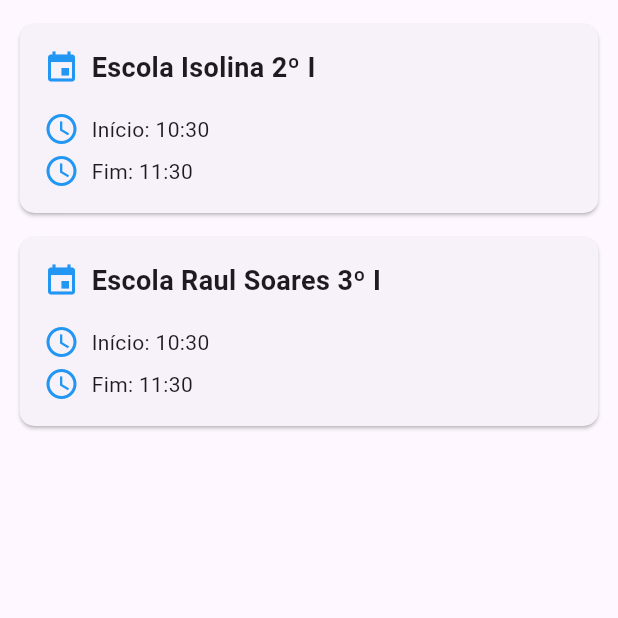
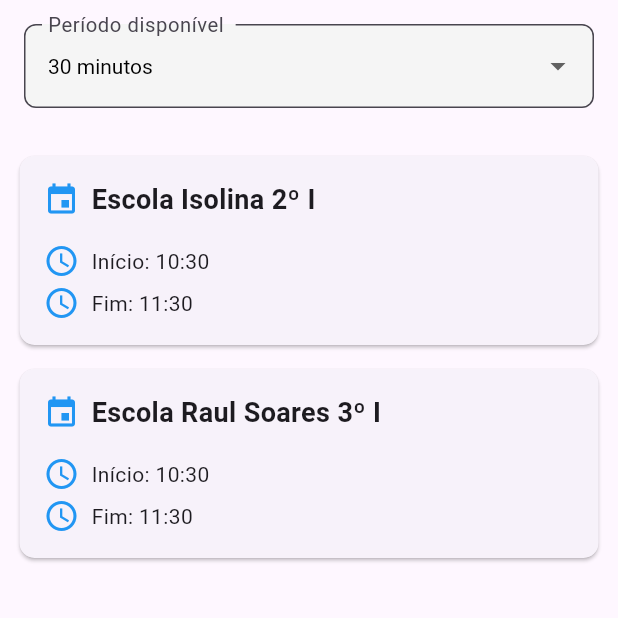
Before and after one commit to TalissonMelo/planorama-mobile, a Flutter app: the AvailableTime screen opened directly, on a phone screen of 412 x 824 dp, the top half of it. Run offline on Flutter 3.47's test engine with Material 3 defaults, Android fonts, the phone set to English and light mode, and no system bars; our stand-ins replace flutter_colorpicker, mask_text_input_formatter, table_calendar; missing offline and left inert: dart:ffi.

```diff
--- a/lib/main.dart
+++ b/lib/main.dart
@@ -1,5 +1,5 @@
 import 'package:flutter/material.dart';
-import 'package:liberbox_mobile/src/auth/sign_in_screen.dart';
+import 'package:liberbox_mobile/src/splash/splash.dart';
 
 void main() {
   runApp(const MyApp());
@@ -13,7 +13,7 @@ class MyApp extends StatelessWidget {
     return MaterialApp(
       title: 'liberbox',
       theme: ThemeData(primarySwatch: Colors.blue),
-      home: const SignInScreen(),
+      home: const Splash(),
     );
   }
 }
--- a/lib/src/home/available_time.dart
+++ b/lib/src/home/available_time.dart
@@ -9,8 +9,8 @@ class AvailableTime extends StatefulWidget {
 }
 
 class _AvailableTimeState extends State<AvailableTime> {
-  @override
-  Widget build(BuildContext context) {
+  String _selectedDuration = '30 minutos';
+
   final List<Map<String, dynamic>> schedules = [
     {
       'name': 'Escola Isolina 2º I ',
@@ -24,8 +24,46 @@ class _AvailableTimeState extends State<AvailableTime> {
     },
   ];
 
+  @override
+  Widget build(BuildContext context) {
     return Scaffold(
-      body: ListView.builder(
+      body: Column(
+        children: [
+          Padding(
+            padding: const EdgeInsets.all(16.0),
+            child: DropdownButtonFormField<String>(
+              decoration: InputDecoration(
+                labelText: 'Período disponível ',
+                labelStyle: const TextStyle(fontSize: 18.0),
+                border: OutlineInputBorder(
+                  borderRadius: BorderRadius.circular(8.0),
+                ),
+                filled: true,
+                fillColor: Colors.grey[100],
+              ),
+              value: _selectedDuration,
+              items: <String>[
+                '30 minutos',
+                '1 hora',
+                '1 hora e 30 minutos',
+                '2 horas'
+              ].map((String value) {
+                return DropdownMenuItem<String>(
+                  value: value,
+                  child: Text(value),
+                );
+              }).toList(),
+              onChanged: (String? newValue) {
+                setState(() {
+                  _selectedDuration = newValue!;
+                });
+              },
+              style: const TextStyle(color: Colors.black),
+              dropdownColor: Colors.white,
+            ),
+          ),
+          Expanded(
+            child: ListView.builder(
               padding: const EdgeInsets.all(8),
               itemCount: schedules.length,
               itemBuilder: (context, index) {
@@ -33,8 +71,12 @@ class _AvailableTimeState extends State<AvailableTime> {
                 return CustomCard(
                   title: schedule['name']!,
                   start: schedule['start'],
-              end: schedule['end']);
+                  end: schedule['end'],
+                );
               },
+            ),
+          ),
+        ],
       ),
     );
   }
```
Also changed, not shown: lib/src/splash/splash.dart (added, +63 -0 lines). Lines whose indentation alone changed are shown as unchanged.
